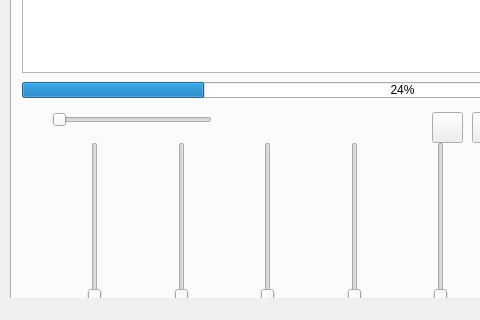
This is ui_files/main-window-v2.ui in abeshahsan/Tune-it as Qt 5 draws it before an edit; both pictures show x 0 to 480 and y 383 to 703 of the 801 by 703 pixel window. The edited form follows.
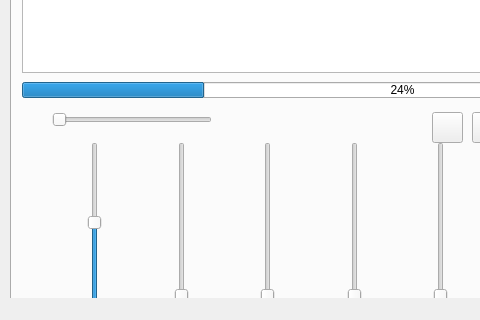
This is the edited form. The open tabs and pages were chosen to show the change. Icons and pictures are not drawn.

Patch:
```diff
--- a/ui_files/main-window-v2.ui
+++ b/ui_files/main-window-v2.ui
@@ -429,6 +429,12 @@
        </item>
        <item>
         <widget class="QSlider" name="verticalSlider_17">
+         <property name="minimum">
+          <number>-12</number>
+         </property>
+         <property name="maximum">
+          <number>12</number>
+         </property>
          <property name="orientation">
           <enum>Qt::Vertical</enum>
          </property>
```
Left out of the diff: 2 changed lines with no effect on the pictures.
